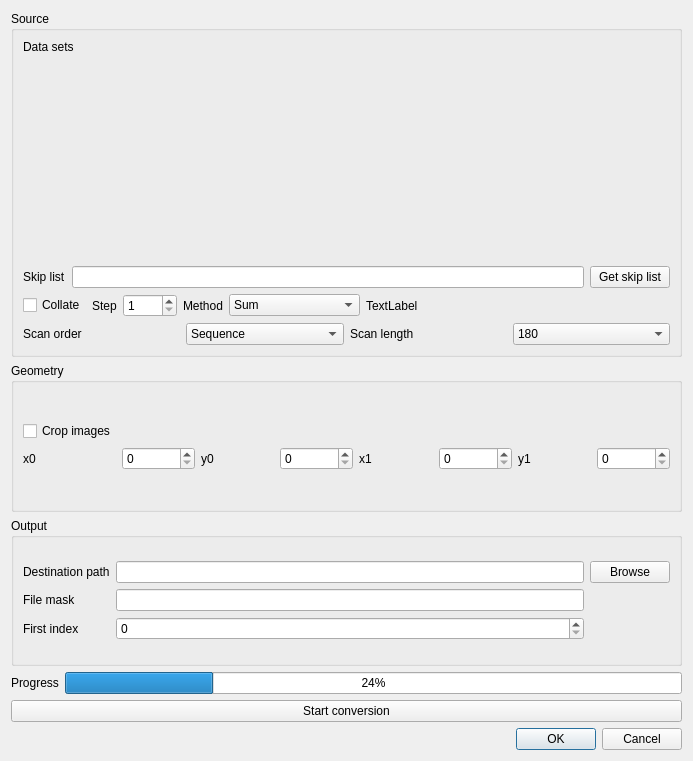
Qt form applications/kiptool/src/fileconversiondialog.ui (neutronimaging/imagingsuite) before a commit.
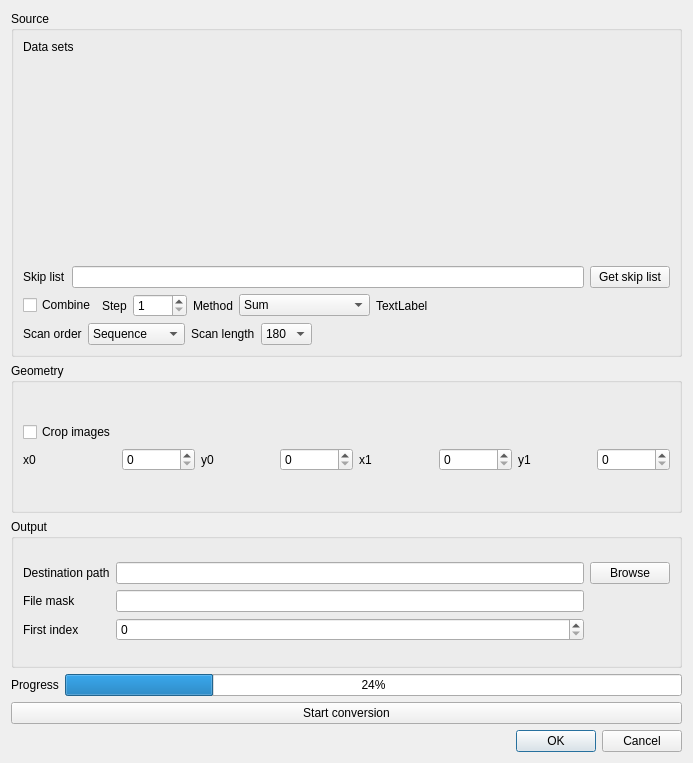
The same form after that commit. Custom widgets are drawn as their Qt base class.

Commit message: Revised the GUI a bit

```diff
--- a/applications/kiptool/src/fileconversiondialog.ui
+++ b/applications/kiptool/src/fileconversiondialog.ui
@@ -7,7 +7,7 @@
     <x>0</x>
     <y>0</y>
     <width>693</width>
-    <height>761</height>
+    <height>763</height>
    </rect>
   </property>
   <property name="windowTitle">
@@ -67,7 +67,7 @@
             <item>
              <widget class="QCheckBox" name="checkCollate">
               <property name="text">
-               <string>Collate</string>
+               <string>Combine</string>
               </property>
              </widget>
             </item>
@@ -195,6 +195,19 @@
               </item>
              </widget>
             </item>
+            <item>
+             <spacer name="horizontalSpacer_2">
+              <property name="orientation">
+               <enum>Qt::Horizontal</enum>
+              </property>
+              <property name="sizeHint" stdset="0">
+               <size>
+                <width>40</width>
+                <height>20</height>
+               </size>
+              </property>
+             </spacer>
+            </item>
            </layout>
           </item>
          </layout>
```
Left out of the diff: 2 changed lines with no effect on the pictures. The commit also changes 2 other files.
